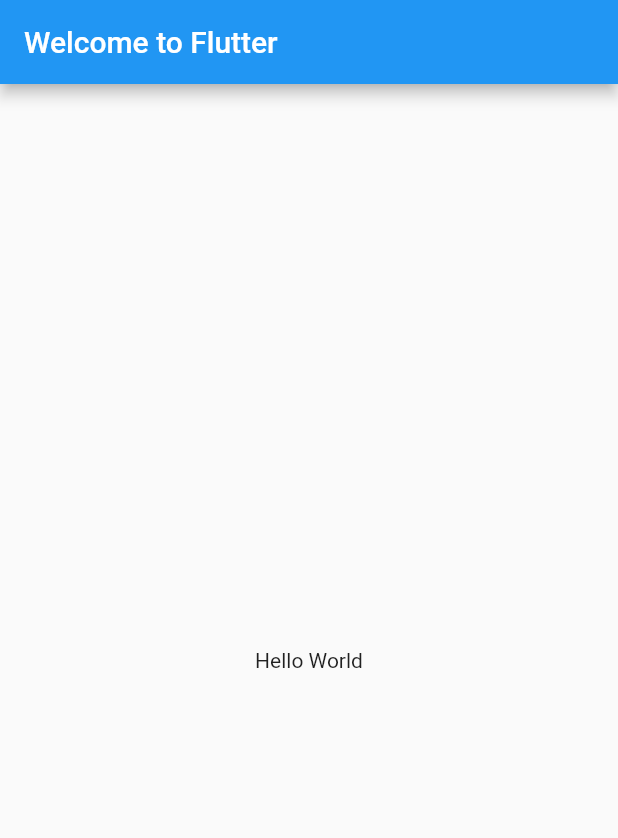
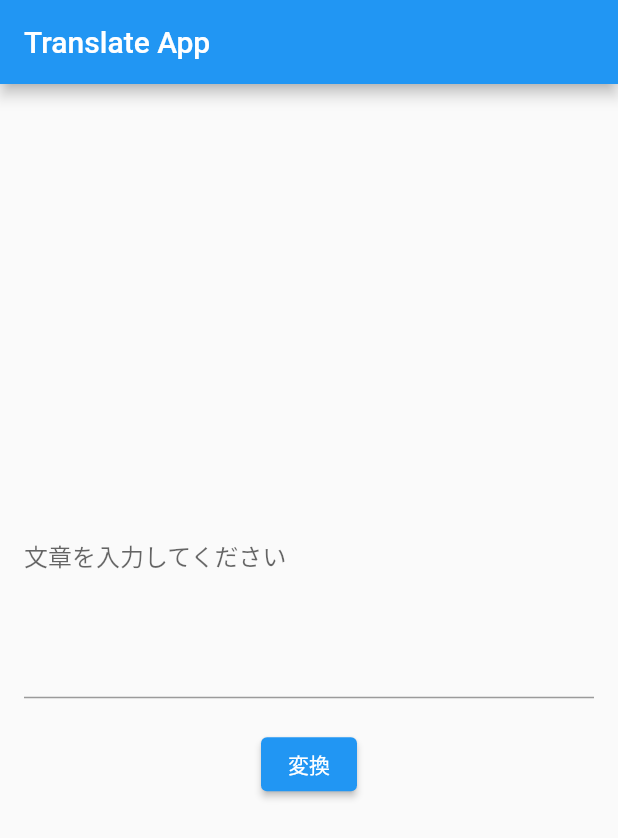
Before and after one commit to gakisan8273/study_flutter, a Flutter app: the screen it shows after launch, on a phone screen of 412 x 824 dp. Shown: the top 838 px of the screen. Run offline on Flutter 3.47's test engine with Material 2 defaults, Android fonts, the phone set to English and light mode, and no system bars.

Commit message:
55ページ

```diff
--- a/lib/main.dart
+++ b/lib/main.dart
@@ -1,7 +1,6 @@
 // Copyright 2018 The Flutter team. All rights reserved.
 // Use of this source code is governed by a BSD-style license that can be
 // found in the LICENSE file.
-
 import 'package:flutter/material.dart';
 
 void main() {
@@ -14,14 +13,44 @@ class MyApp extends StatelessWidget {
   @override
   Widget build(BuildContext context) {
     return MaterialApp(
-      title: 'Welcome to Flutter',
-      home: Scaffold(
-        appBar: AppBar(
-          title: const Text('Welcome to Flutter'),
-        ),
-        body: const Center(
-          child: Text('Hello World'),
-        ),
+      title: 'Translate app',
+      home: HomePage(),
+    );
+  }
+}
+
+class HomePage extends StatefulWidget {
+  const HomePage({super.key});
+
+  @override
+  State<StatefulWidget> createState() => _HomePageState();
+}
+
+class _HomePageState extends State<HomePage> {
+  @override
+  Widget build(BuildContext context) {
+    return Scaffold(
+      appBar: AppBar(
+        title: const Text('Translate App'),
+      ),
+      body: Column(
+        // 縦方向の位置
+        mainAxisAlignment: MainAxisAlignment.center,
+        children: [
+          const Padding(
+            padding: EdgeInsets.symmetric(horizontal: 16),
+            child: TextField(
+              maxLines: 5,
+              decoration: InputDecoration(
+                hintText: '文章を入力してください',
+              ),
+            ),
+          ),
+
+          // 余白を作るbox
+          const SizedBox(height: 20),
+          ElevatedButton(onPressed: () {}, child: const Text('変換')),
+        ],
       ),
     );
   }
```
